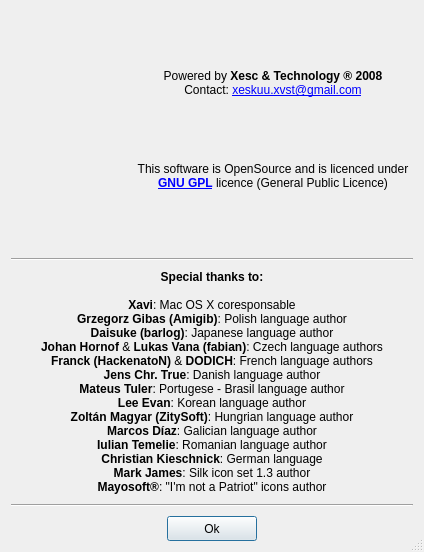
This is ui/credits.ui in ckorn/xvst as Qt 5 draws it before an edit. The edited form follows.
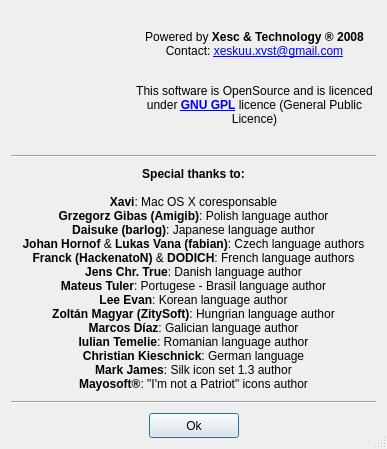
This is the edited form. Icons and pictures are not drawn.

Commit message: - Resized credits for windows

What changed in the file:
```diff
--- a/ui/credits.ui
+++ b/ui/credits.ui
@@ -6,8 +6,8 @@
    <rect>
     <x>0</x>
     <y>0</y>
-    <width>424</width>
-    <height>552</height>
+    <width>387</width>
+    <height>449</height>
    </rect>
   </property>
   <property name="windowTitle">
```
Left out of the diff: 1 changed line with no effect on the pictures.
